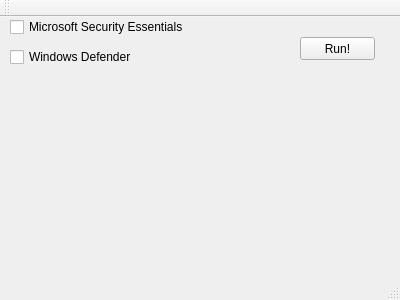
Above: ReparseDeleter/reparsedeleter.ui from heliocentric/reparsedeleter before the change. Below: the same form after it.
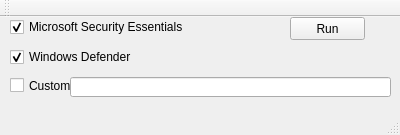
That is the form after the change.

Commit message: Add the checkbox and Run button logic

Diff of the .ui file:
```diff
--- a/ReparseDeleter/reparsedeleter.ui
+++ b/ReparseDeleter/reparsedeleter.ui
@@ -7,7 +7,7 @@
     <x>0</x>
     <y>0</y>
     <width>400</width>
-    <height>300</height>
+    <height>135</height>
    </rect>
   </property>
   <property name="windowTitle">
@@ -17,14 +17,14 @@
    <widget class="QPushButton" name="pushButton">
     <property name="geometry">
      <rect>
-      <x>300</x>
-      <y>20</y>
+      <x>290</x>
+      <y>0</y>
       <width>75</width>
       <height>23</height>
      </rect>
     </property>
     <property name="text">
-     <string>Run!</string>
+     <string>Run</string>
     </property>
    </widget>
    <widget class="QCheckBox" name="checkBox">
@@ -39,6 +39,9 @@
     <property name="text">
      <string>Microsoft Security Essentials</string>
     </property>
+    <property name="checked">
+     <bool>true</bool>
+    </property>
    </widget>
    <widget class="QCheckBox" name="checkBox_2">
     <property name="geometry">
@@ -52,6 +55,32 @@
     <property name="text">
      <string>Windows Defender</string>
     </property>
+    <property name="checked">
+     <bool>true</bool>
+    </property>
+   </widget>
+   <widget class="QCheckBox" name="chkCustom">
+    <property name="geometry">
+     <rect>
+      <x>10</x>
+      <y>60</y>
+      <width>70</width>
+      <height>17</height>
+     </rect>
+    </property>
+    <property name="text">
+     <string>Custom</string>
+    </property>
+   </widget>
+   <widget class="QLineEdit" name="lineEdit">
+    <property name="geometry">
+     <rect>
+      <x>70</x>
+      <y>60</y>
+      <width>321</width>
+      <height>20</height>
+     </rect>
+    </property>
    </widget>
   </widget>
   <widget class="QMenuBar" name="menuBar">
```
Left out of the diff: 10 changed lines with no effect on the pictures. The commit also changes 3 other files.
